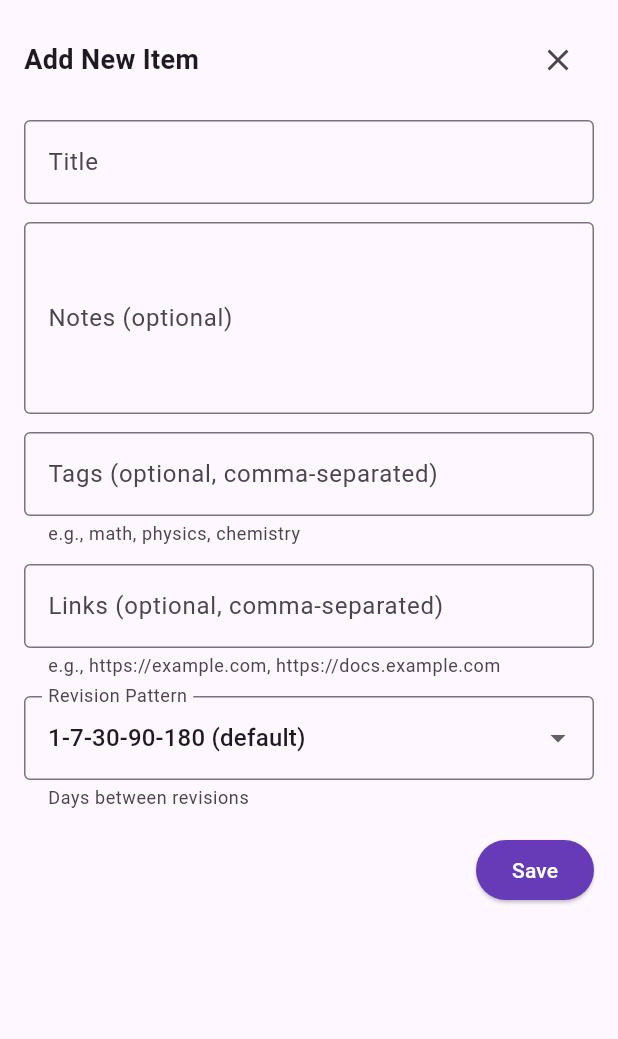
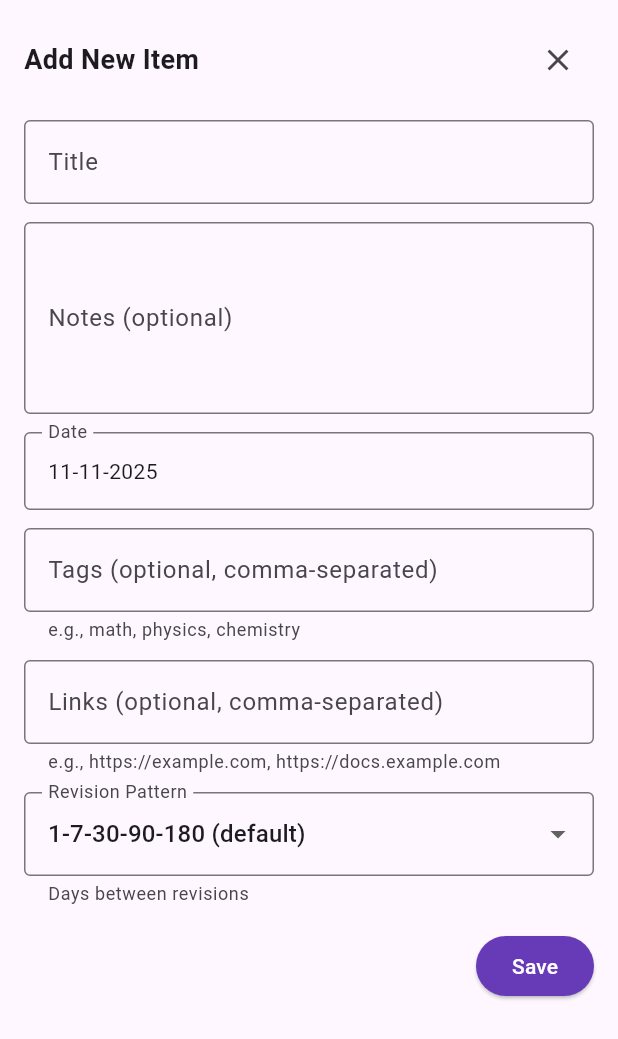
Before and after one commit to gourabporey/recallist, a Flutter app: the AddItemSheet widget shown alone on an empty page, opened directly, on a phone screen of 412 x 824 dp. Shown: the top 1039 px of the screen. Run offline on Flutter 3.47's test engine with Material 3 defaults, Android fonts, the phone set to English and light mode, and no system bars; our stand-ins replace flutter_local_notifications, get_it, hive, hive_flutter, timezone; accounts and stored records are empty.

Commit message:
Add feature to edit studied on date in the add item window

```diff
--- a/lib/features/items/add_item/add_item_sheet.dart
+++ b/lib/features/items/add_item/add_item_sheet.dart
@@ -4,6 +4,7 @@ import 'package:recallist/core/models/item.dart';
 import 'package:recallist/core/service_locator.dart';
 import 'package:recallist/core/services/notification_service.dart';
 import 'package:recallist/features/items/add_item/widgets/centered_save_button.dart';
+import 'package:recallist/features/items/add_item/widgets/date_field.dart';
 import 'package:recallist/features/items/add_item/widgets/item_header.dart';
 import 'package:recallist/features/items/add_item/widgets/links_field.dart';
 import 'package:recallist/features/items/add_item/widgets/notes_field.dart';
@@ -23,6 +24,7 @@ class _AddItemSheetState extends State<AddItemSheet> {
   final _notesController = TextEditingController();
   final _tagsController = TextEditingController();
   final _linksController = TextEditingController();
+  DateTime _createdDateValue = DateTime.now();
 
   String? _titleError;
   List<int> _revisionPattern = RevisionPatternSelector.defaultPattern;
@@ -42,6 +44,12 @@ class _AddItemSheetState extends State<AddItemSheet> {
         .map((e) => e.trim())
         .where((e) => e.isNotEmpty)
         .toList();
+  }
+
+  void _onDateChanged(DateTime? date) {
+    setState(() {
+      _createdDateValue = date ?? DateTime.now();
+    });
   }
 
   void _onSave() async {
@@ -77,7 +85,7 @@ class _AddItemSheetState extends State<AddItemSheet> {
       tags: tags?.isEmpty ?? true ? null : tags,
       links: links?.isEmpty ?? true ? null : links,
       images: null, // TODO: Implement image picker in future
-      createdDate: DateTime.now(),
+      createdDate: _createdDateValue,
       revisions: [],
       revisionPattern: _revisionPattern,
     );
@@ -127,6 +135,11 @@ class _AddItemSheetState extends State<AddItemSheet> {
             const SizedBox(height: 12),
             NotesField(controller: _notesController),
             const SizedBox(height: 12),
+            DatePickerField(
+              onDateChanged: _onDateChanged,
+              initialDate: DateTime.now(),
+            ),
+            const SizedBox(height: 12),
             TagsField(controller: _tagsController),
             const SizedBox(height: 12),
             LinksField(controller: _linksController),
--- /dev/null
+++ b/lib/features/items/add_item/widgets/date_field.dart
@@ -0,0 +1,59 @@
+import 'package:flutter/material.dart';
+
+class DatePickerField extends StatefulWidget {
+  final DateTime? initialDate;
+  final Function(DateTime?) onDateChanged;
+
+  const DatePickerField({
+    super.key,
+    this.initialDate,
+    required this.onDateChanged,
+  });
+
+  @override
+  State<DatePickerField> createState() => _DatePickerFieldState();
+}
+
+class _DatePickerFieldState extends State<DatePickerField> {
+  late DateTime? _selectedDate;
+
+  @override
+  void initState() {
+    super.initState();
+    _selectedDate = widget.initialDate ?? DateTime.now(); // default: today
+  }
+
+  Future<void> _pickDate(BuildContext context) async {
+    final DateTime? picked = await showDatePicker(
+      context: context,
+      initialDate: _selectedDate ?? DateTime.now(),
+      firstDate: DateTime.now().add(Duration(days: -10)),
+      lastDate: DateTime.now().add(Duration(days: 180)),
+    );
+
+    if (picked != null) {
+      setState(() {
+        _selectedDate = picked;
+      });
+      widget.onDateChanged(picked);
+    }
+  }
+
+  @override
+  Widget build(BuildContext context) {
+    return GestureDetector(
+      onTap: () => _pickDate(context),
+      child: InputDecorator(
+        decoration: const InputDecoration(
+          labelText: 'Date',
+          border: OutlineInputBorder(),
+        ),
+        child: Text(
+          _selectedDate != null
+              ? '${_selectedDate!.day}-${_selectedDate!.month}-${_selectedDate!.year}'
+              : 'No date selected',
+        ),
+      ),
+    );
+  }
+}
```
Also changed, not shown: lib/features/items/dashboard/item_card.dart (+17 -8 lines).
